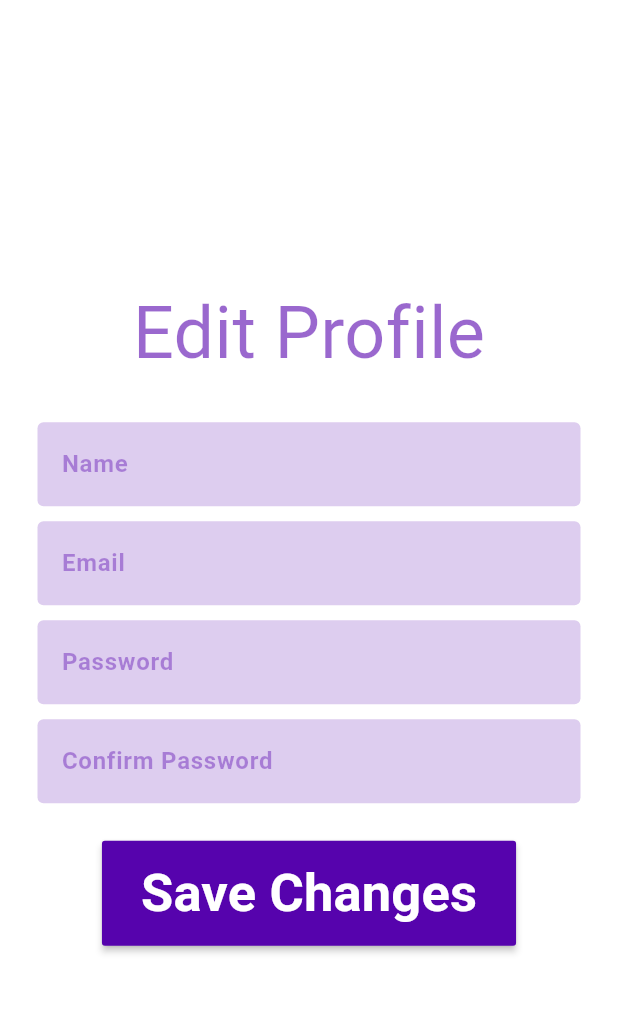
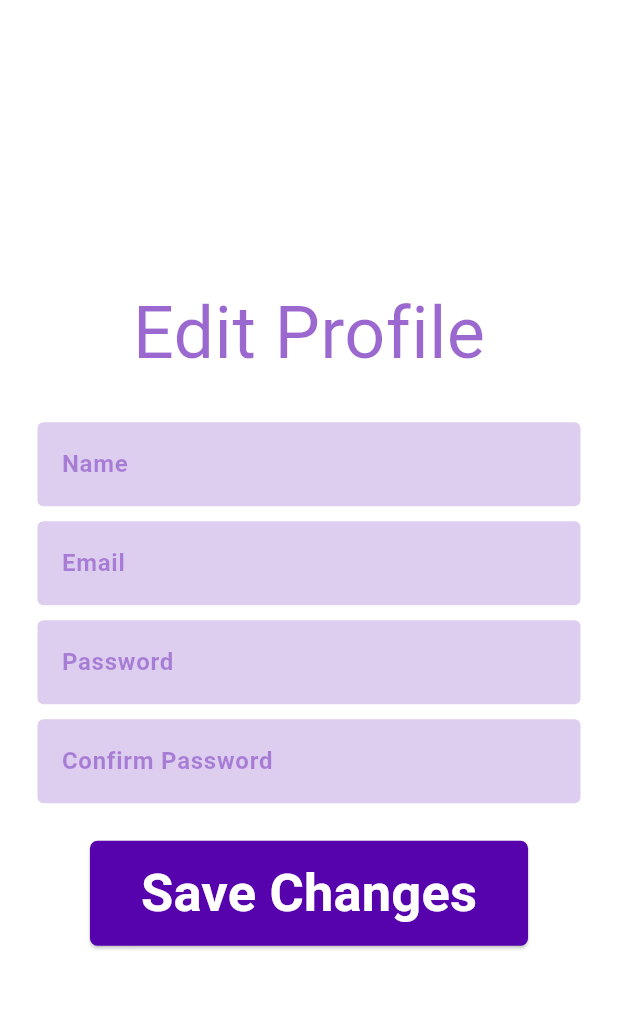
Before and after one commit to Table-Side/Frontend, a Flutter app: the ProfileEditorScreen screen opened by its route, on a phone screen of 412 x 824 dp, the part 84-1098 px from its top. Run offline on Flutter 3.47's test engine with Material 3 defaults, Android fonts, the phone set to English and light mode, and no system bars; our stand-ins replace chopper, flutter_riverpod, freezed_annotation, get_it, go_router and 2 more; missing offline and left inert: dart:ffi; accounts and stored records are empty; generated files the repository leaves out were written again; network calls fail.

```diff
--- a/lib/components/auth_button.dart
+++ b/lib/components/auth_button.dart
@@ -13,12 +13,16 @@ class AuthButton extends StatelessWidget {
 
   @override
   Widget build(BuildContext context) {
-    return MaterialButton(
-      color: purpleColor,
+    return ElevatedButton(
       onPressed: () {
         onTap!();
       },
-      minWidth: MediaQuery.of(context).size.width * 0.2,
+      style: ElevatedButton.styleFrom(
+        shape: const RoundedRectangleBorder(
+          borderRadius: BorderRadius.all(Radius.circular(5)),
+        ),
+        backgroundColor: purpleColor,
+      ),
       child: Padding(
         padding: const EdgeInsets.all(10.0),
         child: Text(
--- a/lib/components/option_card.dart
+++ b/lib/components/option_card.dart
@@ -25,9 +25,10 @@ class OptionCard extends StatelessWidget {
           width: width,
           height: height,
           decoration: BoxDecoration(
+            borderRadius: BorderRadius.circular(6),
             color: Colors.white,
             border: Border.all(
-              color: Colors.grey.shade400,
+              color: purpleColor.withOpacity(0.30),
               width: 2,
             ),
           ),
--- a/lib/const/design.dart
+++ b/lib/const/design.dart
@@ -18,11 +18,6 @@ class AuthShared {
   static TextStyle textLinkBig = const TextStyle(
       fontSize: 16 * 1.5, color: purpleColor, fontWeight: FontWeight.bold);
 
-  // static var divider = Divider(
-  //   thickness: 0.5,
-  //   color: purpleColor.withOpacity(0.6),
-  // );
-
   static void errorMessage(BuildContext context, String message) {
     showDialog(
       context: context,
--- a/lib/routes.dart
+++ b/lib/routes.dart
@@ -2,7 +2,6 @@ import 'package:flutter/material.dart';
 import 'package:go_router/go_router.dart';
 import 'package:riverpod_annotation/riverpod_annotation.dart';
 import 'package:table_side/provider/authentication_provider.dart';
-import 'package:table_side/provider/restaurant_provider.dart';
 import 'package:table_side/screens/admin/admin_dashboard.dart';
 import 'package:table_side/screens/restaurants/dashboard.dart';
 import 'package:table_side/screens/restaurants/restaurant_view.dart';
--- a/lib/screens/admin/add_new_menu_item.dart
+++ b/lib/screens/admin/add_new_menu_item.dart
@@ -103,6 +103,9 @@ class _AddNewMenuItemState extends ConsumerState<AddNewMenuItem> {
                                     ),
                                     const SizedBox(height: 60),
                                     MaterialButton(
+                                      shape: RoundedRectangleBorder(
+                                        borderRadius: BorderRadius.circular(5),
+                                      ),
                                       color: purpleColor,
                                       onPressed: () async {
                                         await getApiService<ItemService>()
--- a/lib/screens/restaurants/restaurant_view.dart
+++ b/lib/screens/restaurants/restaurant_view.dart
@@ -88,6 +88,8 @@ class RestaurantView extends ConsumerWidget {
                         mainAxisAlignment: MainAxisAlignment.center,
                         children: [
                           MaterialButton(
+                            shape: RoundedRectangleBorder(
+                                borderRadius: BorderRadius.circular(5)),
                             color: purpleColor,
                             onPressed: () {
                               Navigator.push(
```
Also changed, not shown: lib/partials/order_menu.dart (+8 -1 lines), lib/screens/admin/admin_dashboard.dart (+8 -1 lines), lib/screens/restaurants/current_order.dart (+24 -5 lines), lib/screens/user/auth_pages.dart (deleted, +0 -36 lines), lib/screens/user/login.dart (+1 -13 lines).
